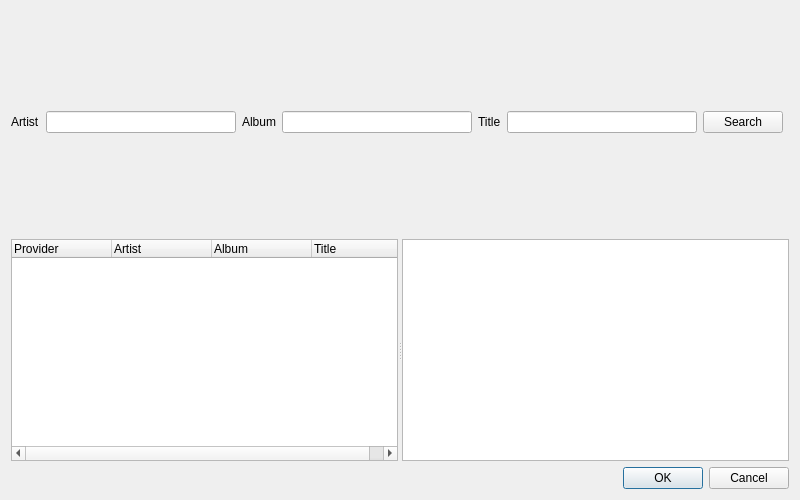
Old version of the form src/songeditor/lyricssearchdialog.ui in the repository strawberrymusicplayer/strawberry.
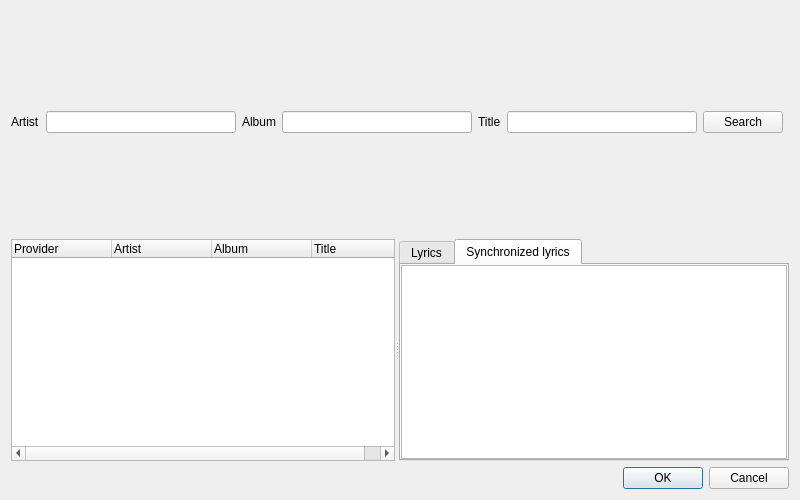
New version of the form. The open tabs and pages were chosen to show the change. Icons and pictures are not drawn. Custom widgets are drawn as their Qt base class.

Commit message:
LyricsSearchDialog: Show lyrics and synchronized lyrics in tabs
When searching for both, the lyrics and the synchronized lyrics of a result were shown in the same text, split by a line, now they are shown in separate tabs.
The tab of the lyrics a result doesn't have is disabled, and only the tab of the lyrics searched for is shown when searching for one of them.

[skip ci]

The edit to the form file:
```diff
--- a/src/songeditor/lyricssearchdialog.ui
+++ b/src/songeditor/lyricssearchdialog.ui
@@ -107,10 +107,62 @@
        </property>
       </column>
      </widget>
-     <widget class="QPlainTextEdit" name="lyrics">
-      <property name="readOnly">
-       <bool>true</bool>
+     <widget class="QTabWidget" name="lyrics_tabs">
+      <property name="currentIndex">
+       <number>0</number>
       </property>
+      <widget class="QWidget" name="tab_lyrics">
+       <attribute name="title">
+        <string>Lyrics</string>
+       </attribute>
+       <layout class="QVBoxLayout" name="layout_tab_lyrics">
+        <property name="leftMargin">
+         <number>0</number>
+        </property>
+        <property name="topMargin">
+         <number>0</number>
+        </property>
+        <property name="rightMargin">
+         <number>0</number>
+        </property>
+        <property name="bottomMargin">
+         <number>0</number>
+        </property>
+        <item>
+         <widget class="QPlainTextEdit" name="lyrics">
+          <property name="readOnly">
+           <bool>true</bool>
+          </property>
+         </widget>
+        </item>
+       </layout>
+      </widget>
+      <widget class="QWidget" name="tab_synced_lyrics">
+       <attribute name="title">
+        <string>Synchronized lyrics</string>
+       </attribute>
+       <layout class="QVBoxLayout" name="layout_tab_synced_lyrics">
+        <property name="leftMargin">
+         <number>0</number>
+        </property>
+        <property name="topMargin">
+         <number>0</number>
+        </property>
+        <property name="rightMargin">
+         <number>0</number>
+        </property>
+        <property name="bottomMargin">
+         <number>0</number>
+        </property>
+        <item>
+         <widget class="QPlainTextEdit" name="synced_lyrics">
+          <property name="readOnly">
+           <bool>true</bool>
+          </property>
+         </widget>
+        </item>
+       </layout>
+      </widget>
      </widget>
     </widget>
    </item>
```
The commit also changes 3 other files.
